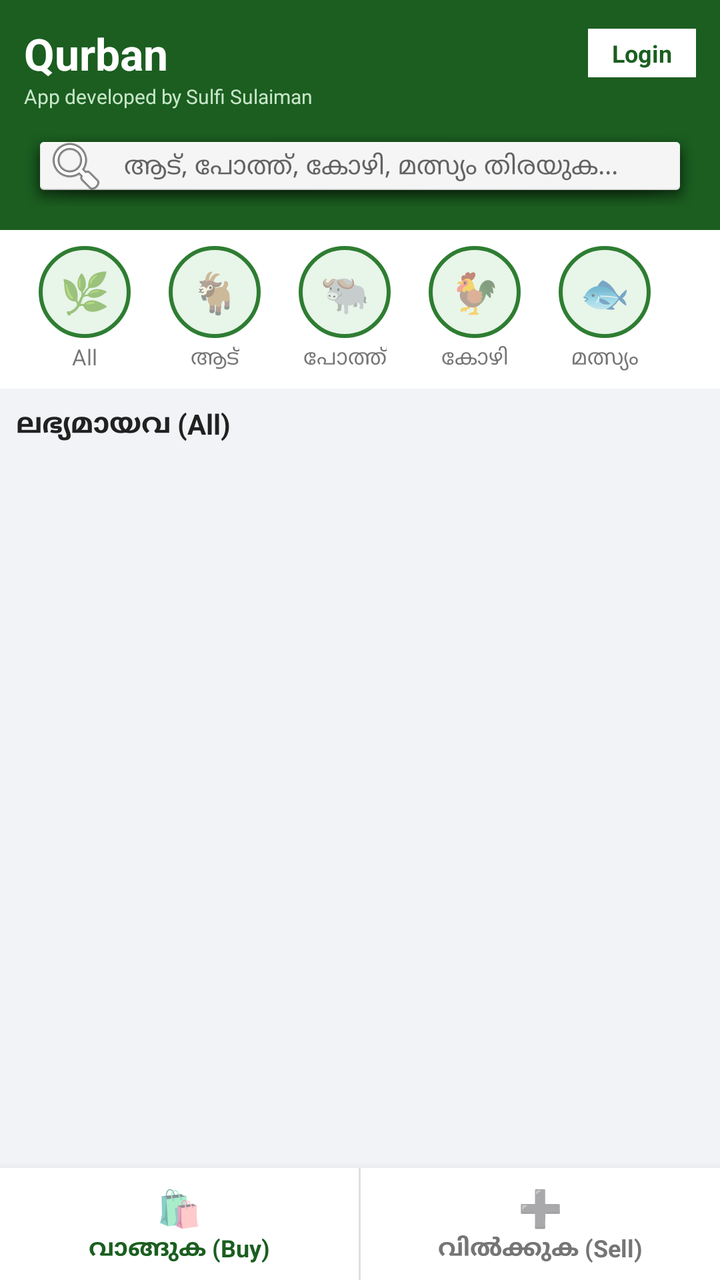
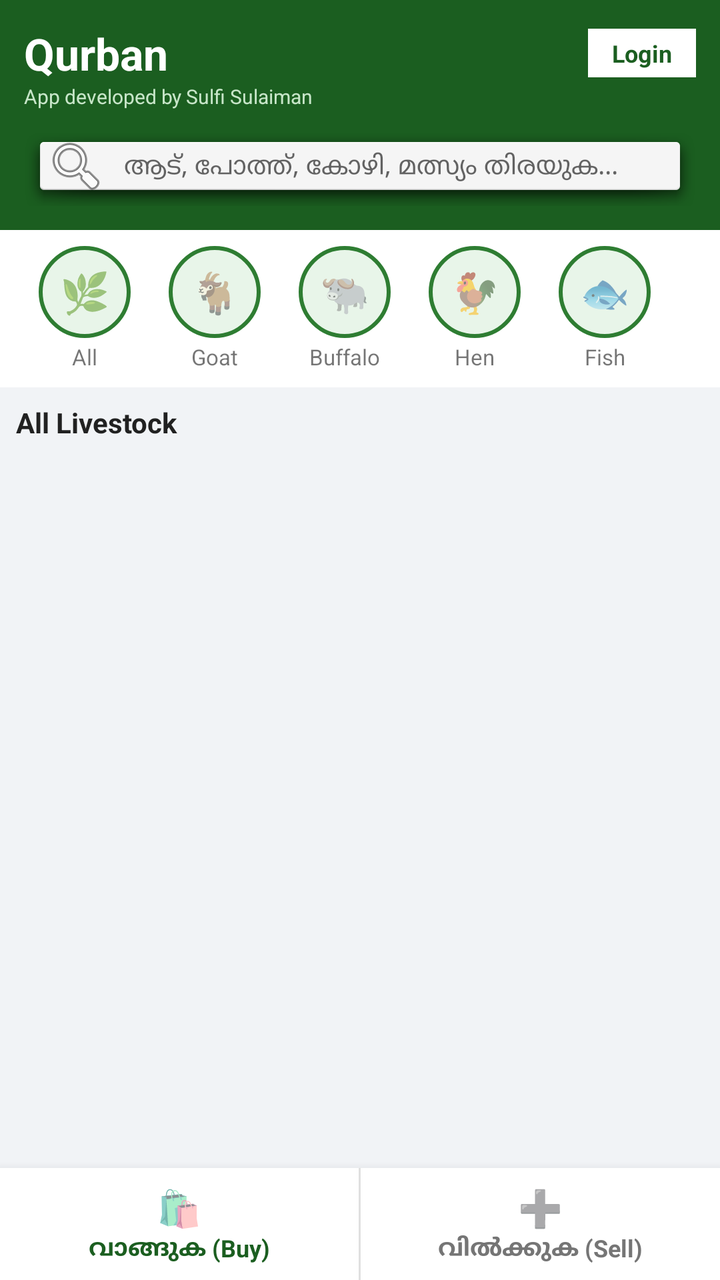

Screens rendered from an Android XML layout before and after an edit, with the pre-edit source and the edit as a unified diff.
<!-- AndroidManifest.xml: application theme Theme.MaterialComponents.DayNight.NoActionBar -->
<!-- res/layout/activity_main.xml -->
<?xml version="1.0" encoding="utf-8"?>
<RelativeLayout xmlns:android="http://schemas.android.com/apk/res/android"
    xmlns:app="http://schemas.android.com/apk/res-auto"
    android:layout_width="match_parent"
    android:layout_height="match_parent"
    android:background="#F1F3F6">

    
    <LinearLayout
        android:id="@+id/topBar"
        android:layout_width="match_parent"
        android:layout_height="wrap_content"
        android:background="#1B5E20"
        android:orientation="vertical"
        android:padding="12dp">

        <LinearLayout
            android:layout_width="match_parent"
            android:layout_height="wrap_content"
            android:gravity="center_vertical"
            android:orientation="horizontal">

            <TextView
                android:layout_width="0dp"
                android:layout_height="wrap_content"
                android:layout_weight="1"
                android:text="Qurban"
                android:textColor="#FFFFFF"
                android:textSize="22sp"
                android:textStyle="bold" />

            <TextView
                android:id="@+id/tvAuthStatusTop"
                android:layout_width="wrap_content"
                android:layout_height="wrap_content"
                android:background="#FFFFFF"
                android:paddingStart="12dp"
                android:paddingEnd="12dp"
                android:paddingTop="4dp"
                android:paddingBottom="4dp"
                android:text="Login"
                android:textColor="#1B5E20"
                android:textSize="12sp"
                android:textStyle="bold" />
        </LinearLayout>

        <TextView
            android:layout_width="wrap_content"
            android:layout_height="wrap_content"
            android:layout_marginBottom="8dp"
            android:text="App developed by Sulfi Sulaiman"
            android:textColor="#C8E6C9"
            android:textSize="10sp" />

        <EditText
            android:id="@+id/etSearch"
            android:layout_width="match_parent"
            android:layout_height="40dp"
            android:background="@android:drawable/dialog_holo_light_frame"
            android:drawableStart="@android:drawable/ic_menu_search"
            android:drawablePadding="8dp"
            android:hint="ആട്, പോത്ത്, കോഴി, മത്സ്യം തിരയുക..."
            android:paddingStart="10dp"
            android:paddingEnd="10dp"
            android:textSize="13sp" />
    </LinearLayout>

    
    <LinearLayout
        android:id="@+id/bottomNav"
        android:layout_width="match_parent"
        android:layout_height="56dp"
        android:layout_alignParentBottom="true"
        android:background="#FFFFFF"
        android:elevation="8dp"
        android:orientation="horizontal">

        <LinearLayout
            android:id="@+id/tabBuy"
            android:layout_width="0dp"
            android:layout_height="match_parent"
            android:layout_weight="1"
            android:gravity="center"
            android:orientation="vertical">

            <TextView
                android:id="@+id/tvTabBuyIcon"
                android:layout_width="wrap_content"
                android:layout_height="wrap_content"
                android:text="🛍️"
                android:textSize="18sp" />

            <TextView
                android:id="@+id/tvTabBuyText"
                android:layout_width="wrap_content"
                android:layout_height="wrap_content"
                android:text="വാങ്ങുക (Buy)"
                android:textColor="#1B5E20"
                android:textSize="12sp"
                android:textStyle="bold" />
        </LinearLayout>

        <View
            android:layout_width="1dp"
            android:layout_height="match_parent"
            android:background="#E0E0E0" />

        <LinearLayout
            android:id="@+id/tabSell"
            android:layout_width="0dp"
            android:layout_height="match_parent"
            android:layout_weight="1"
            android:gravity="center"
            android:orientation="vertical">

            <TextView
                android:id="@+id/tvTabSellIcon"
                android:layout_width="wrap_content"
                android:layout_height="wrap_content"
                android:text="➕"
                android:textSize="18sp" />

            <TextView
                android:id="@+id/tvTabSellText"
                android:layout_width="wrap_content"
                android:layout_height="wrap_content"
                android:text="വിൽക്കുക (Sell)"
                android:textColor="#757575"
                android:textSize="12sp"
                android:textStyle="bold" />
        </LinearLayout>
    </LinearLayout>

    
    <ScrollView
        android:id="@+id/viewBuy"
        android:layout_width="match_parent"
        android:layout_height="match_parent"
        android:layout_above="@id/bottomNav"
        android:layout_below="@id/topBar"
        android:fillViewport="true"
        android:visibility="visible">

        <LinearLayout
            android:layout_width="match_parent"
            android:layout_height="wrap_content"
            android:orientation="vertical">

            
            <HorizontalScrollView
                android:layout_width="match_parent"
                android:layout_height="wrap_content"
                android:background="#FFFFFF"
                android:paddingTop="8dp"
                android:paddingBottom="8dp"
                android:scrollbars="none">

                <LinearLayout
                    android:layout_width="wrap_content"
                    android:layout_height="wrap_content"
                    android:orientation="horizontal"
                    android:paddingStart="10dp"
                    android:paddingEnd="10dp">

                    <LinearLayout
                        android:id="@+id/btnCatAll"
                        android:layout_width="65dp"
                        android:layout_height="wrap_content"
                        android:gravity="center"
                        android:orientation="vertical">
                        <TextView
                            android:layout_width="46dp"
                            android:layout_height="46dp"
                            android:background="@drawable/round_category_bg"
                            android:gravity="center"
                            android:text="🌿"
                            android:textSize="20sp" />
                        <TextView
                            android:layout_width="wrap_content"
                            android:layout_height="wrap_content"
                            android:layout_marginTop="2dp"
                            android:text="All"
                            android:textSize="11sp" />
                    </LinearLayout>

                    <LinearLayout
                        android:id="@+id/btnCatGoat"
                        android:layout_width="65dp"
                        android:layout_height="wrap_content"
                        android:gravity="center"
                        android:orientation="vertical">
                        <TextView
                            android:layout_width="46dp"
                            android:layout_height="46dp"
                            android:background="@drawable/round_category_bg"
                            android:gravity="center"
                            android:text="🐐"
                            android:textSize="20sp" />
                        <TextView
                            android:layout_width="wrap_content"
                            android:layout_height="wrap_content"
                            android:layout_marginTop="2dp"
                            android:text="ആട്"
                            android:textSize="11sp" />
                    </LinearLayout>

                    <LinearLayout
                        android:id="@+id/btnCatBuffalo"
                        android:layout_width="65dp"
                        android:layout_height="wrap_content"
                        android:gravity="center"
                        android:orientation="vertical">
                        <TextView
                            android:layout_width="46dp"
                            android:layout_height="46dp"
                            android:background="@drawable/round_category_bg"
                            android:gravity="center"
                            android:text="🐃"
                            android:textSize="20sp" />
                        <TextView
                            android:layout_width="wrap_content"
                            android:layout_height="wrap_content"
                            android:layout_marginTop="2dp"
                            android:text="പോത്ത്"
                            android:textSize="11sp" />
                    </LinearLayout>

                    <LinearLayout
                        android:id="@+id/btnCatHen"
                        android:layout_width="65dp"
                        android:layout_height="wrap_content"
                        android:gravity="center"
                        android:orientation="vertical">
                        <TextView
                            android:layout_width="46dp"
                            android:layout_height="46dp"
                            android:background="@drawable/round_category_bg"
                            android:gravity="center"
                            android:text="🐓"
                            android:textSize="20sp" />
                        <TextView
                            android:layout_width="wrap_content"
                            android:layout_height="wrap_content"
                            android:layout_marginTop="2dp"
                            android:text="കോഴി"
                            android:textSize="11sp" />
                    </LinearLayout>

                    <LinearLayout
                        android:id="@+id/btnCatFish"
                        android:layout_width="65dp"
                        android:layout_height="wrap_content"
                        android:gravity="center"
                        android:orientation="vertical">
                        <TextView
                            android:layout_width="46dp"
                            android:layout_height="46dp"
                            android:background="@drawable/round_category_bg"
                            android:gravity="center"
                            android:text="🐟"
                            android:textSize="20sp" />
                        <TextView
                            android:layout_width="wrap_content"
                            android:layout_height="wrap_content"
                            android:layout_marginTop="2dp"
                            android:text="മത്സ്യം"
                            android:textSize="11sp" />
                    </LinearLayout>
                </LinearLayout>
            </HorizontalScrollView>

            <TextView
                android:id="@+id/tvCategoryLabel"
                android:layout_width="match_parent"
                android:layout_height="wrap_content"
                android:padding="8dp"
                android:text="ലഭ്യമായവ (All)"
                android:textColor="#212121"
                android:textSize="14sp"
                android:textStyle="bold" />

            
            <LinearLayout
                android:id="@+id/layoutGridProducts"
                android:layout_width="match_parent"
                android:layout_height="wrap_content"
                android:orientation="vertical"
                android:padding="4dp" />
        </LinearLayout>
    </ScrollView>

    
    <ScrollView
        android:id="@+id/viewSell"
        android:layout_width="match_parent"
        android:layout_height="match_parent"
        android:layout_above="@id/bottomNav"
        android:layout_below="@id/topBar"
        android:fillViewport="true"
        android:padding="16dp"
        android:visibility="gone">

        <LinearLayout
            android:layout_width="match_parent"
            android:layout_height="wrap_content"
            android:orientation="vertical">

            <androidx.cardview.widget.CardView
                android:layout_width="match_parent"
                android:layout_height="wrap_content"
                app:cardCornerRadius="10dp"
                app:cardElevation="3dp">

                <LinearLayout
                    android:layout_width="match_parent"
                    android:layout_height="wrap_content"
                    android:orientation="vertical"
                    android:padding="16dp">

                    <TextView
                        android:layout_width="wrap_content"
                        android:layout_height="wrap_content"
                        android:layout_marginBottom="12dp"
                        android:text="വിൽക്കാൻ വിവരം നൽകുക (Sell Item)"
                        android:textColor="#1B5E20"
                        android:textSize="18sp"
                        android:textStyle="bold" />

                    <Spinner
                        android:id="@+id/sellSpinnerCategory"
                        android:layout_width="match_parent"
                        android:layout_height="48dp"
                        android:layout_marginBottom="10dp" />

                    <EditText
                        android:id="@+id/sellEtTitle"
                        android:layout_width="match_parent"
                        android:layout_height="wrap_content"
                        android:layout_marginBottom="10dp"
                        android:hint="ഇനം / പേര് (ഉദാ: മലബാറി തട്ടൻ ആട്)" />

                    <EditText
                        android:id="@+id/sellEtPrice"
                        android:layout_width="match_parent"
                        android:layout_height="wrap_content"
                        android:layout_marginBottom="10dp"
                        android:hint="വില (₹)"
                        android:inputType="number" />

                    <EditText
                        android:id="@+id/sellEtLocation"
                        android:layout_width="match_parent"
                        android:layout_height="wrap_content"
                        android:layout_marginBottom="10dp"
                        android:hint="സ്ഥലം / ജില്ല" />

                    <EditText
                        android:id="@+id/sellEtPhone"
                        android:layout_width="match_parent"
                        android:layout_height="wrap_content"
                        android:layout_marginBottom="16dp"
                        android:hint="ഫോൺ നമ്പർ"
                        android:inputType="phone" />

                    <LinearLayout
                        android:layout_width="match_parent"
                        android:layout_height="wrap_content"
                        android:gravity="center_vertical"
                        android:layout_marginBottom="20dp"
                        android:orientation="horizontal">

                        <Button
                            android:id="@+id/sellBtnChooseImg"
                            android:layout_width="wrap_content"
                            android:layout_height="wrap_content"
                            android:backgroundTint="#455A64"
                            android:text="ഫോട്ടോ തിരഞ്ഞെടുക്കുക" />

                        <ImageView
                            android:id="@+id/sellIvPreview"
                            android:layout_width="60dp"
                            android:layout_height="60dp"
                            android:layout_marginStart="16dp"
                            android:background="#EEEEEE"
                            android:scaleType="centerCrop" />
                    </LinearLayout>

                    <Button
                        android:id="@+id/sellBtnSubmit"
                        android:layout_width="match_parent"
                        android:layout_height="wrap_content"
                        android:backgroundTint="#1B5E20"
                        android:padding="12dp"
                        android:text="ലിസ്റ്റ് ചെയ്യുക (POST NOW)"
                        android:textColor="#FFFFFF"
                        android:textSize="16sp" />

                </LinearLayout>
            </androidx.cardview.widget.CardView>
        </LinearLayout>
    </ScrollView>

</RelativeLayout>
<!-- resources referenced by this layout -->
<resources>
  <!-- drawable round_category_bg (drawable) -->
  <?xml version="1.0" encoding="utf-8"?>
  <shape xmlns:android="http://schemas.android.com/apk/res/android"
      android:shape="oval">
      <solid android:color="#E8F5E9" />
      <stroke android:width="2dp" android:color="#2E7D32" />
  </shape>
</resources>

<!-- the commit's change to res/layout/activity_main.xml (unified diff, before → after) -->
@@ -35,8 +35,8 @@
                 android:layout_height="wrap_content"
                 android:background="#FFFFFF"
                 android:paddingStart="12dp"
+                android:paddingTop="4dp"
                 android:paddingEnd="12dp"
-                android:paddingTop="4dp"
                 android:paddingBottom="4dp"
                 android:text="Login"
                 android:textColor="#1B5E20"
@@ -84,7 +84,6 @@
             android:orientation="vertical">
 
             <TextView
-                android:id="@+id/tvTabBuyIcon"
                 android:layout_width="wrap_content"
                 android:layout_height="wrap_content"
                 android:text="🛍️"
@@ -114,7 +113,6 @@
             android:orientation="vertical">
 
             <TextView
-                android:id="@+id/tvTabSellIcon"
                 android:layout_width="wrap_content"
                 android:layout_height="wrap_content"
                 android:text="➕"
@@ -200,7 +198,7 @@
                             android:layout_width="wrap_content"
                             android:layout_height="wrap_content"
                             android:layout_marginTop="2dp"
-                            android:text="ആട്"
+                            android:text="Goat"
                             android:textSize="11sp" />
                     </LinearLayout>
 
@@ -221,7 +219,7 @@
                             android:layout_width="wrap_content"
                             android:layout_height="wrap_content"
                             android:layout_marginTop="2dp"
-                            android:text="പോത്ത്"
+                            android:text="Buffalo"
                             android:textSize="11sp" />
                     </LinearLayout>
 
@@ -242,7 +240,7 @@
                             android:layout_width="wrap_content"
                             android:layout_height="wrap_content"
                             android:layout_marginTop="2dp"
-                            android:text="കോഴി"
+                            android:text="Hen"
                             android:textSize="11sp" />
                     </LinearLayout>
 
@@ -263,7 +261,7 @@
                             android:layout_width="wrap_content"
                             android:layout_height="wrap_content"
                             android:layout_marginTop="2dp"
-                            android:text="മത്സ്യം"
+                            android:text="Fish"
                             android:textSize="11sp" />
                     </LinearLayout>
                 </LinearLayout>
@@ -274,12 +272,11 @@
                 android:layout_width="match_parent"
                 android:layout_height="wrap_content"
                 android:padding="8dp"
-                android:text="ലഭ്യമായവ (All)"
+                android:text="All Livestock"
                 android:textColor="#212121"
                 android:textSize="14sp"
                 android:textStyle="bold" />
 
-            
             <LinearLayout
                 android:id="@+id/layoutGridProducts"
                 android:layout_width="match_parent"
@@ -337,7 +334,7 @@
                         android:layout_width="match_parent"
                         android:layout_height="wrap_content"
                         android:layout_marginBottom="10dp"
-                        android:hint="ഇനം / പേര് (ഉദാ: മലബാറി തട്ടൻ ആട്)" />
+                        android:hint="ഇനം / പേര് (Breed / Title)" />
 
                     <EditText
                         android:id="@+id/sellEtPrice"
@@ -374,7 +371,7 @@
                             android:layout_width="wrap_content"
                             android:layout_height="wrap_content"
                             android:backgroundTint="#455A64"
-                            android:text="ഫോട്ടോ തിരഞ്ഞെടുക്കുക" />
+                            android:text="ഫോട്ടോ എടുക്കുക" />
 
                         <ImageView
                             android:id="@+id/sellIvPreview"
